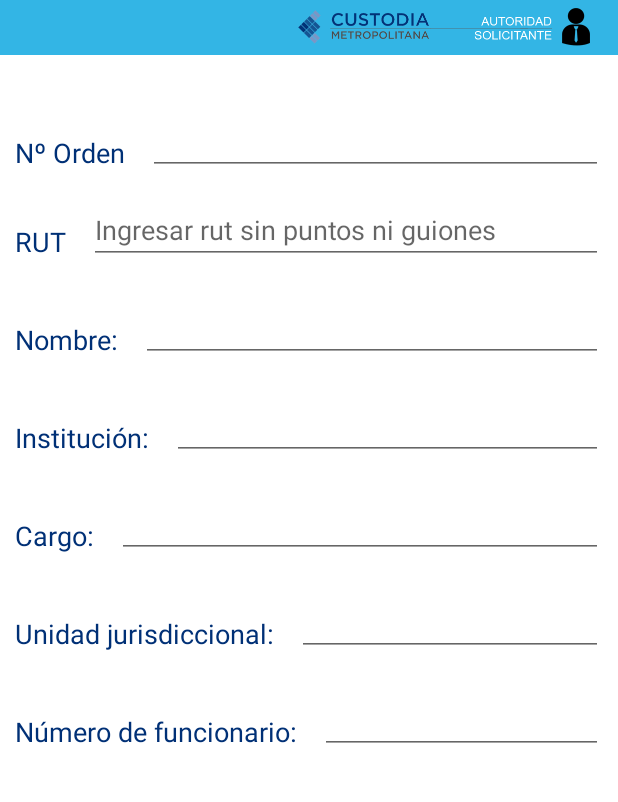
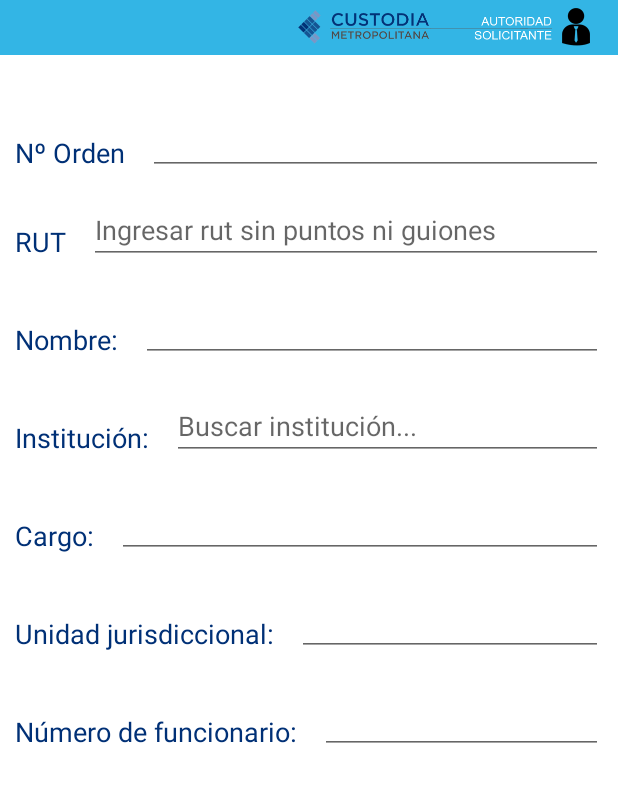
Before and after one commit to diego1982chile/app_custodia, an Android app: the fragment FragmentX shown on its own in the app's theme, on a phone screen of 412 x 824 dp, the part 120-922 px from its top. Run offline under Robolectric (Android 15) with nearby library versions, the phone set to English and light mode, and no system bars; Roboto replaces fonts that are not available here.

Commit message:
Se agrega widgets autocomplete y required se agregan modificaciones a los primeros fragments del acta

```diff
--- /dev/null
+++ b/app/src/main/java/test3/ncxchile/cl/widgets/InstitucionesAutoCompleteView.java
@@ -0,0 +1,147 @@
+package test3.ncxchile.cl.widgets;
+
+/**
+ * Created by android-developer on 15-10-2014.
+ */
+
+import android.content.Context;
+import android.graphics.Rect;
+import android.text.Editable;
+import android.text.TextWatcher;
+import android.util.AttributeSet;
+import android.util.Log;
+import android.view.View;
+import android.widget.ArrayAdapter;
+import android.widget.AutoCompleteTextView;
+
+import java.util.List;
+
+import test3.ncxchile.cl.greenDAO.Institucion;
+import test3.ncxchile.cl.login.R;
+import test3.ncxchile.cl.login.Validator;
+
+public class InstitucionesAutoCompleteView extends AutoCompleteTextView {
+
+    public InstitucionesAutoCompleteView(Context context) {
+        super(context);
+        init(context);
+        // TODO Auto-generated constructor stub
+    }
+
+    public InstitucionesAutoCompleteView(Context context, AttributeSet attrs) {
+        super(context, attrs);
+        init(context);
+        // TODO Auto-generated constructor stub
+    }
+
+    public InstitucionesAutoCompleteView(Context context, AttributeSet attrs, int defStyle) {
+        super(context, attrs, defStyle);
+        init(context);
+        // TODO Auto-generated constructor stub
+    }
+
+    // this is how to disable AutoCompleteTextView filter
+    @Override
+    protected void performFiltering(final CharSequence text, final int keyCode) {
+        String filterText = "";
+        super.performFiltering(filterText, keyCode);
+    }
+
+    /*
+     * after a selection we have to capture the new value and append to the existing text
+     */
+    @Override
+    protected void replaceText(final CharSequence text) {
+        super.replaceText(text);
+    }
+
+    public void init(final Context context) {
+     /*
+     * Change to type CustomAutoCompleteView instead of AutoCompleteTextView
+     * since we are extending to customize the view and disable filter
+     * The same with the XML view, type will be CustomAutoCompleteView
+     */
+
+        // just to add some initial value
+        final String[][] item = {new String[]{"Please search..."}};
+
+        // adapter for auto-complete
+        final ArrayAdapter<String>[] myAdapter = new ArrayAdapter[1];
+
+        try {
+            TextWatcher fieldValidatorTextWatcher = new TextWatcher() {
+
+                @Override
+                public void onTextChanged(CharSequence s, int start, int before, int count) {
+                    // if you want to see in the logcat what the user types
+
+                    // query the database based on the user input
+                    item[0] = getItemsFromDb(s.toString(), context);
+
+                    // update the adapater
+                    myAdapter[0].notifyDataSetChanged();
+                    myAdapter[0] = new ArrayAdapter<String>(context, android.R.layout.simple_dropdown_item_1line, item[0]);
+                    setAdapter(myAdapter[0]);
+                }
+
+                @Override
+                public void beforeTextChanged(CharSequence s, int start, int count, int after) {}
+
+                @Override
+                public void afterTextChanged(Editable s) {}
+            };
+
+            /*
+            View.OnFocusChangeListener fieldValidatorText = new View.OnFocusChangeListener() {
+                String mText=getText().toString();
+
+                @Override
+                public void onFocusChange(View view, boolean b) {
+                String s= getText().toString();
+                if(b) {
+                    mText=s;
+                    setText("");
+                }
+                 else{
+                    setText(mText);
+                }
+              }
+            };
+            */
+
+            // add the listener so it will tries to suggest while the user types
+            addTextChangedListener(fieldValidatorTextWatcher);
+            //setOnFocusChangeListener(fieldValidatorText);
+
+            // set our adapter
+            myAdapter[0] = new ArrayAdapter<String>(context, android.R.layout.simple_dropdown_item_1line, item[0]);
+            setAdapter(myAdapter[0]);
+
+        } catch (NullPointerException e) {
+            e.printStackTrace();
+        } catch (Exception e) {
+            e.printStackTrace();
+        }
+     }
+
+    // this function is used in CustomAutoCompleteTextChangedListener.java
+    public String[] getItemsFromDb(String searchTerm, Context context){
+
+        // add items on the array dynamically
+        DatabaseHandler DbH= new DatabaseHandler(context);
+        List<Institucion> instituciones = DbH.read(searchTerm);
+        int rowCount = instituciones.size();
+
+        String[] mItem = new String[rowCount];
+        int x = 0;
+
+        for (Institucion record : instituciones) {
+
+            mItem[x] = record.getNombre();
+            x++;
+        }
+
+        System.out.println(mItem.toString());
+        return mItem;
+    }
+  }
--- /dev/null
+++ b/app/src/main/java/test3/ncxchile/cl/widgets/RequiredEditText.java
@@ -0,0 +1,65 @@
+package test3.ncxchile.cl.widgets;
+
+import android.content.Context;
+import android.graphics.Canvas;
+import android.graphics.Color;
+import android.graphics.Paint;
+import android.graphics.Rect;
+import android.graphics.drawable.Drawable;
+import android.text.Editable;
+import android.text.TextWatcher;
+import android.util.AttributeSet;
+import android.view.View;
+import android.widget.EditText;
+
+import test3.ncxchile.cl.login.R;
+import test3.ncxchile.cl.login.Validator;
+
+/**
+ * Created by android-developer on 15-10-2014.
+ */
+public class RequiredEditText extends EditText {
+
+    //Context context;
+    private Paint pincel;
+    private Drawable successIcon;
+
+    public RequiredEditText(Context context, AttributeSet attrs) {
+        super(context, attrs);
+        pincel = new Paint();
+        pincel.setColor(Color.BLACK);
+        pincel.setTextAlign(Paint.Align.LEFT);
+        //pincel.setTextSize(28);
+        init(context);
+    }
+
+    public void init(final Context context){
+        successIcon = getResources().getDrawable(R.drawable.green_circle_check);
+        successIcon.setBounds(new Rect(0, 0, 20, 20));
+
+        View.OnFocusChangeListener fieldValidatorText = new View.OnFocusChangeListener() {
+            @Override
+            public void onFocusChange(View view, boolean b) {
+                String s= getText().toString();
+                if(!b)
+                {
+                    if(s.equals(""))
+                        setError(context.getString(R.string.error_field_required));
+                }
+            }
+        };
+
+        setOnFocusChangeListener(fieldValidatorText);
+    }
+
+    @Override
+    protected void onDraw(Canvas canvas) {
+        super.onDraw(canvas);
+        //Rect rect = new Rect();
+
+        //int lineaBase = getLineBounds(0, rect);
+        //canvas.drawLine(rect.left, lineaBase + 2, rect.right, lineaBase + 2, pincel);
+        //canvas.drawText("" + (1), getWidth() - 2, lineaBase, pincel);
+
+    }
+}
--- a/app/src/main/java/test3/ncxchile/cl/widgets/RutEditText.java
+++ b/app/src/main/java/test3/ncxchile/cl/widgets/RutEditText.java
@@ -82,12 +82,13 @@ public class RutEditText extends EditText {
                 if(s.length()==9) {
                     if (Validator.isRutValid(s)) {
                         setError(context.getString(R.string.prompt_valid_rut), successIcon);
-                        focusSearch(FOCUS_DOWN).requestFocus();
+                        if(focusSearch(FOCUS_DOWN)!=null)
+                            focusSearch(FOCUS_DOWN).requestFocus();
                     }
                 }
                 if(s.length()==9) {
                     if (!Validator.isRutValid(s)) {
-                        setError(context.getString(R.string.error_invalid_email));
+                        setError(context.getString(R.string.error_field_required));
                     }
                 }
             }
--- a/app/src/main/res/layout/fragment_my.xml
+++ b/app/src/main/res/layout/fragment_my.xml
@@ -72,7 +72,7 @@
                     android:layout_marginTop="8dp"
                     android:id="@+id/textView333" />
 
-                <EditText
+                <test3.ncxchile.cl.widgets.RequiredEditText
                     android:layout_width="wrap_content"
                     android:layout_height="wrap_content"
                     android:id="@+id/view1_00_orden"
@@ -139,7 +139,7 @@
                     android:layout_marginTop="8dp"
                     android:id="@+id/textView3" />
 
-                <EditText
+                <test3.ncxchile.cl.widgets.RequiredEditText
                     android:layout_width="wrap_content"
                     android:layout_height="wrap_content"
                     android:id="@+id/view1_02_nombre"
@@ -171,12 +171,13 @@
                     android:layout_marginTop="8dp"
                     android:id="@+id/textView4" />
 
-                <EditText
+                <test3.ncxchile.cl.widgets.InstitucionesAutoCompleteView
                     android:layout_width="wrap_content"
                     android:layout_height="wrap_content"
                     android:id="@+id/view1_03_institucion"
                     android:layout_weight="0.51"
-                    android:maxLength="20"
+                    android:hint="Buscar institución..."
+                    android:maxLength="90"
                     android:singleLine="true"
                     android:imeOptions="actionNext"
                     android:layout_marginLeft="15dp" />
@@ -204,7 +205,7 @@
                     android:layout_marginTop="8dp"
                     android:id="@+id/textView5" />
 
-                <EditText
+                <test3.ncxchile.cl.widgets.RequiredEditText
                     android:layout_width="wrap_content"
                     android:layout_height="wrap_content"
                     android:id="@+id/view1_04_cargo"
@@ -237,7 +238,7 @@
                     android:textSize="18dp"
                     android:id="@+id/textView6" />
 
-                <EditText
+                <test3.ncxchile.cl.widgets.RequiredEditText
                     android:layout_width="wrap_content"
                     android:layout_height="wrap_content"
                     android:id="@+id/view1_05_unidadjuris"
@@ -270,7 +271,7 @@
                     android:textSize="18dp"
                     android:id="@+id/textView7" />
 
-                <EditText
+                <test3.ncxchile.cl.widgets.RequiredEditText
                     android:layout_width="wrap_content"
                     android:layout_height="wrap_content"
                     android:id="@+id/view1_06_numfunc"
```
Also changed, not shown: app/src/main/AndroidManifest.xml (+16 -9 lines), app/src/main/assets/motivos.txt (added, +29 -0 lines), app/src/main/java/test3/ncxchile/cl/acta/FragmentX.java (+27 -72 lines), app/src/main/java/test3/ncxchile/cl/acta/FragmentX2.java (+66 -31 lines), app/src/main/java/test3/ncxchile/cl/acta/MyActivity.java (+2 -7 lines), app/src/main/java/test3/ncxchile/cl/greenDAO/InstitucionDao.java (+8 -0 lines), app/src/main/java/test3/ncxchile/cl/widgets/DatabaseHandler.java (added, +87 -0 lines).
